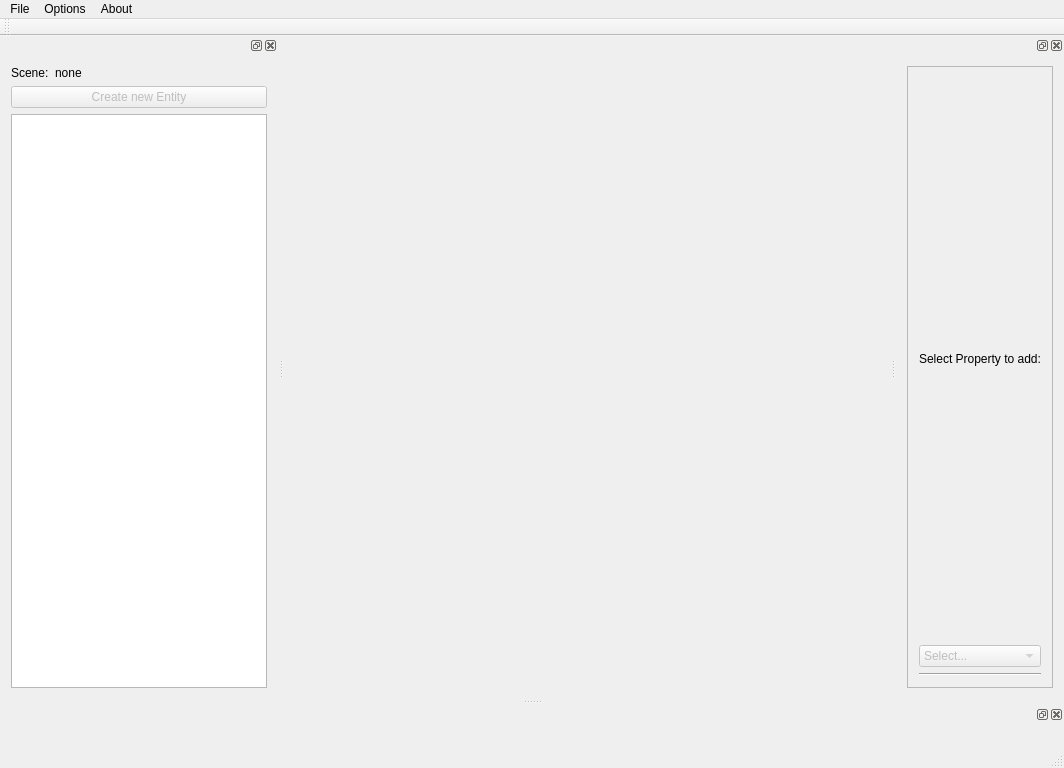
andyreimann/gear, file v2.5/GEAR Studio/geareditor.ui: the form before one commit.
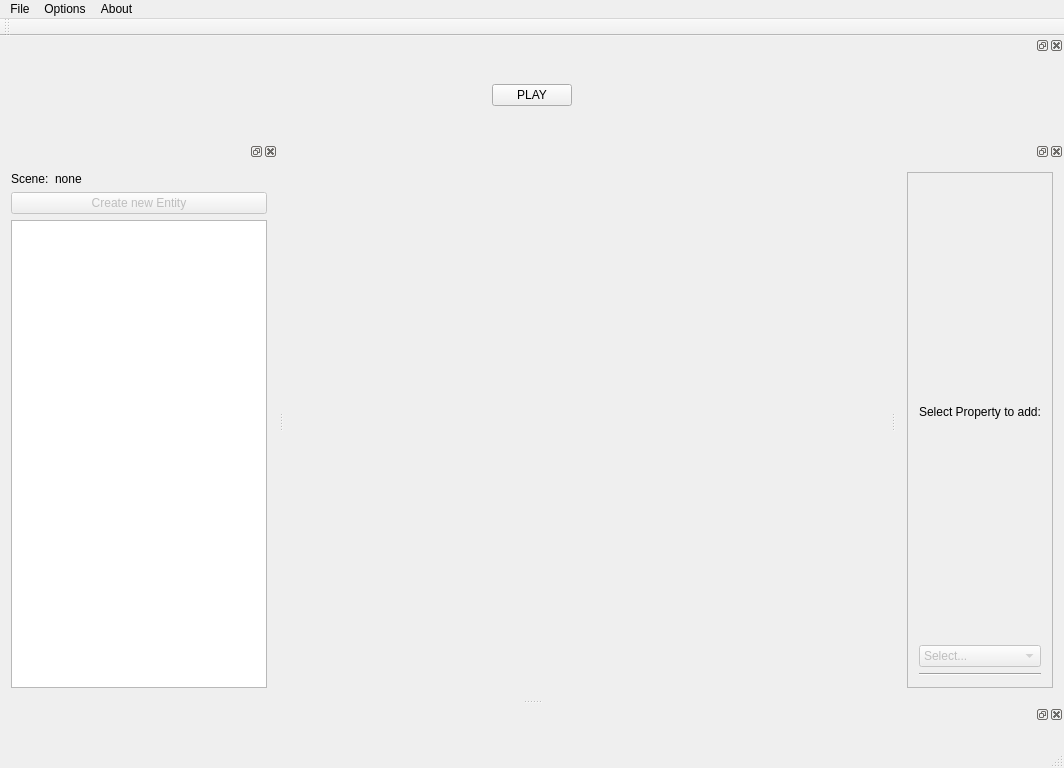
The form after the commit. Custom widgets are drawn as their Qt base class.

Commit message: * integrated basic code generation and play button (highly WIP)

What changed in the file:
```diff
--- a/v2.5/GEAR Studio/geareditor.ui
+++ b/v2.5/GEAR Studio/geareditor.ui
@@ -171,7 +171,7 @@
           <x>0</x>
           <y>0</y>
           <width>130</width>
-          <height>629</height>
+          <height>525</height>
          </rect>
         </property>
         <layout class="QVBoxLayout" name="verticalLayout_3">
@@ -243,6 +243,73 @@
     </layout>
    </widget>
   </widget>
+  <widget class="QDockWidget" name="editorPanel">
+   <property name="minimumSize">
+    <size>
+     <width>107</width>
+     <height>100</height>
+    </size>
+   </property>
+   <property name="maximumSize">
+    <size>
+     <width>524287</width>
+     <height>100</height>
+    </size>
+   </property>
+   <attribute name="dockWidgetArea">
+    <number>4</number>
+   </attribute>
+   <widget class="QWidget" name="dockWidgetContents">
+    <property name="sizePolicy">
+     <sizepolicy hsizetype="Expanding" vsizetype="Expanding">
+      <horstretch>0</horstretch>
+      <verstretch>0</verstretch>
+     </sizepolicy>
+    </property>
+    <layout class="QVBoxLayout" name="verticalLayout_6">
+     <item>
+      <layout class="QHBoxLayout" name="horizontalLayout_2"/>
+     </item>
+     <item>
+      <layout class="QHBoxLayout" name="horizontalLayout_3" stretch="1,0,1">
+       <item>
+        <spacer name="horizontalSpacer">
+         <property name="orientation">
+          <enum>Qt::Horizontal</enum>
+         </property>
+         <property name="sizeHint" stdset="0">
+          <size>
+           <width>40</width>
+           <height>20</height>
+          </size>
+         </property>
+        </spacer>
+       </item>
+       <item>
+        <widget class="QPushButton" name="playButton">
+         <property name="text">
+          <string>PLAY</string>
+         </property>
+        </widget>
+       </item>
+       <item>
+        <spacer name="horizontalSpacer_2">
+         <property name="orientation">
+          <enum>Qt::Horizontal</enum>
+         </property>
+         <property name="sizeHint" stdset="0">
+          <size>
+           <width>40</width>
+           <height>20</height>
+          </size>
+         </property>
+        </spacer>
+       </item>
+      </layout>
+     </item>
+    </layout>
+   </widget>
+  </widget>
   <action name="actionHelp">
    <property name="text">
     <string>Help</string>
```
The commit also changes 12 other files.
